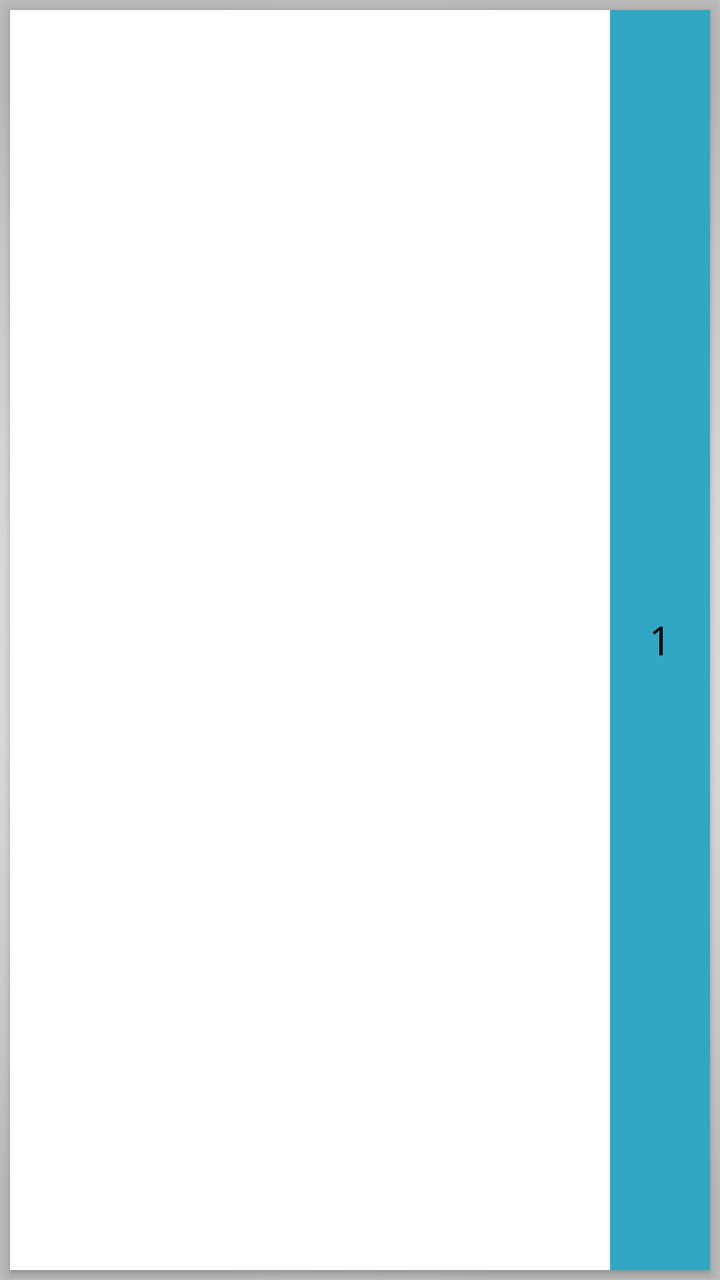
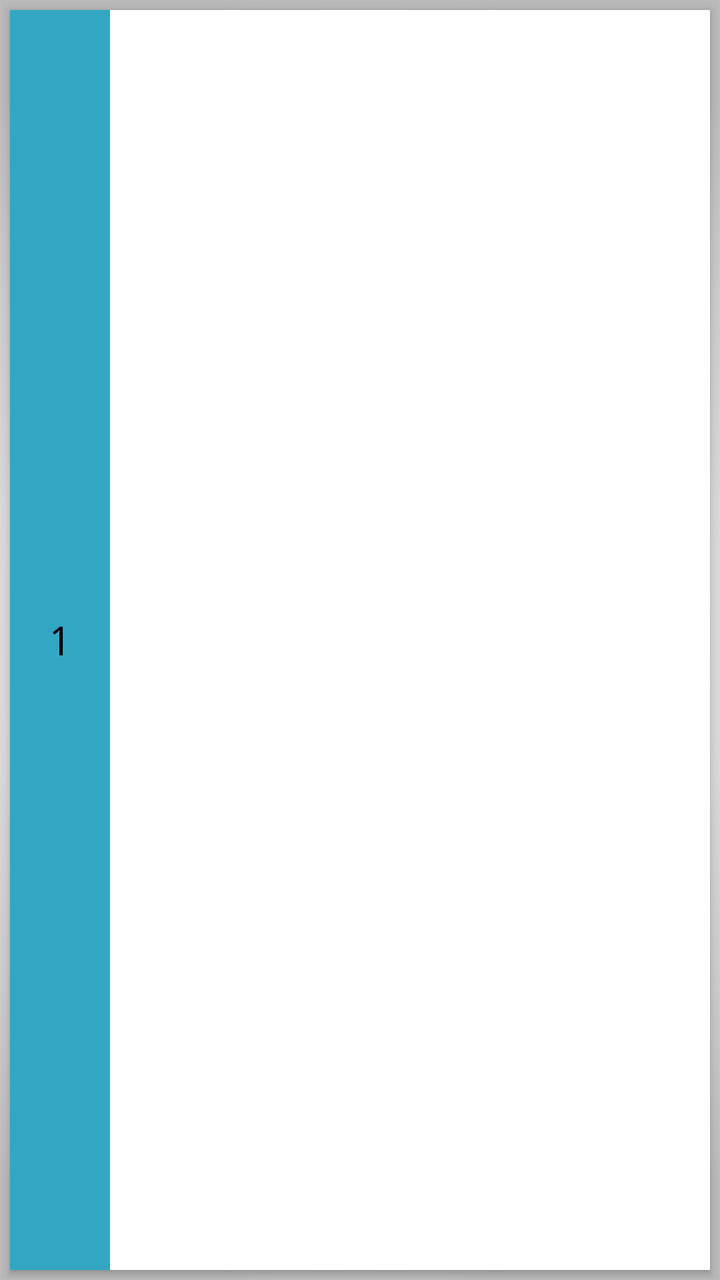

Screens rendered from an Android XML layout before and after an edit, with the pre-edit source and the edit as a unified diff.
<!-- AndroidManifest.xml: application theme AppTheme -->
<!-- res/layout/contraction_layout.xml -->
<?xml version="1.0" encoding="utf-8"?>
<LinearLayout xmlns:android="http://schemas.android.com/apk/res/android"
    xmlns:card_view="http://schemas.android.com/apk/res-auto"
    android:layout_width="match_parent"
    android:layout_height="wrap_content">

    <android.support.v7.widget.CardView
        android:id="@+id/card_view"
        android:layout_width="match_parent"
        android:layout_height="match_parent"
        android:layout_gravity="center"
        android:layout_margin="@dimen/card_margin"
        android:elevation="3dp"
        card_view:cardCornerRadius="@dimen/card_album_radius">
        <RelativeLayout
            android:layout_width="match_parent"
            android:layout_height="match_parent">
            <TextView
                android:layout_width="50dp"
                android:layout_height="match_parent"
                android:layout_alignParentRight="true"
                android:gravity="center"
                android:text="1"
                android:id="@+id/number"
                android:background="@color/ColorAqua"
                android:textSize="20sp"/>
            <TextView
                android:id="@+id/title"
                android:layout_width="match_parent"
                android:layout_height="wrap_content"
                android:paddingLeft="@dimen/album_title_padding"
                android:paddingRight="@dimen/album_title_padding"
                android:paddingTop="@dimen/album_title_padding"
                android:textColor="@color/album_title"
                android:layout_toLeftOf="@+id/number"
                android:textSize="19sp" />
            <TextView
                android:id="@+id/count"
                android:layout_width="match_parent"
                android:layout_height="wrap_content"
                android:layout_below="@id/title"
                android:layout_toLeftOf="@+id/number"
                android:paddingBottom="@dimen/songs_count_padding_bottom"
                android:paddingLeft="@dimen/album_title_padding"
                android:paddingRight="@dimen/album_title_padding"
                android:textSize="16sp" />
        </RelativeLayout>
    </android.support.v7.widget.CardView>
</LinearLayout>
<!-- resources referenced by this layout -->
<resources>
  <color name="ColorAqua">#32a7c3</color>
  <color name="album_title">#4c4c4c</color>
  <dimen name="album_title_padding">10dp</dimen>
  <dimen name="card_album_radius">0dp</dimen>
  <dimen name="card_margin">5dp</dimen>
  <dimen name="songs_count_padding_bottom">5dp</dimen>
  <style name="AppTheme" parent="Theme.AppCompat.Light">
          
          <item name="android:textColor">@color/Black</item>
          <item name="colorPrimary">@color/ColorPrimary</item>
          <item name="colorPrimaryDark">@color/ColorPrimaryDark</item>
          <item name="android:textColorHintInverse">@color/ColorBlue</item>
          <item name="actionBarTheme">@style/ThemeOverlay.AppCompat.Dark.ActionBar</item>
          <item name="buttonStyle">@style/FButton</item>
          <item name="android:buttonStyle">@style/FButton</item>
          <item name="colorAccent">@color/materialGrey300</item>
          
          <item name="android:actionMenuTextColor">@color/Black</item>
          <item name="android:itemBackground">@color/materialGrey300</item>
          <item name="android:textColorSecondary">@color/ColorRedDark</item>
          <item name="android:windowBackground">@drawable/ic_bgg</item>
          <item name="android:typeface">monospace</item>
  
          <item name="android:textColorHint">@color/ColorAqua</item>
          <item name="colorControlNormal">@color/ColorBlue</item>
          <item name="colorControlActivated">@color/ColorAqua</item>
          <item name="colorControlHighlight">@color/ColorAqua</item>
      </style>
  <color name="Black">#000000</color>
  <color name="ColorPrimary">#10133b</color>
  <color name="ColorPrimaryDark">#1a1d4b</color>
  <color name="ColorBlue">#98194853</color>
  <style name="FButton" parent="Theme.AppCompat.Light">
          <item name="colorControlHighlight">@color/ColorBlue</item>
          <item name="android:textColor">@color/ColorAqua</item>
          <item name="android:textSize">20sp</item>
      </style>
  <color name="materialGrey300">#ffe0e0e0</color>
  <color name="ColorRedDark">#6b0000</color>
  <!-- drawable ic_bgg: png bitmap (drawable, 33899 bytes) -->
</resources>

<!-- the commit's change to res/layout/contraction_layout.xml (unified diff, before → after) -->
@@ -18,7 +18,7 @@
             <TextView
                 android:layout_width="50dp"
                 android:layout_height="match_parent"
-                android:layout_alignParentRight="true"
+                android:layout_alignParentStart="true"
                 android:gravity="center"
                 android:text="1"
                 android:id="@+id/number"
@@ -32,14 +32,14 @@
                 android:paddingRight="@dimen/album_title_padding"
                 android:paddingTop="@dimen/album_title_padding"
                 android:textColor="@color/album_title"
-                android:layout_toLeftOf="@+id/number"
+                android:layout_toEndOf="@+id/number"
                 android:textSize="19sp" />
             <TextView
                 android:id="@+id/count"
                 android:layout_width="match_parent"
                 android:layout_height="wrap_content"
                 android:layout_below="@id/title"
-                android:layout_toLeftOf="@+id/number"
+                android:layout_toEndOf="@+id/number"
                 android:paddingBottom="@dimen/songs_count_padding_bottom"
                 android:paddingLeft="@dimen/album_title_padding"
                 android:paddingRight="@dimen/album_title_padding"
